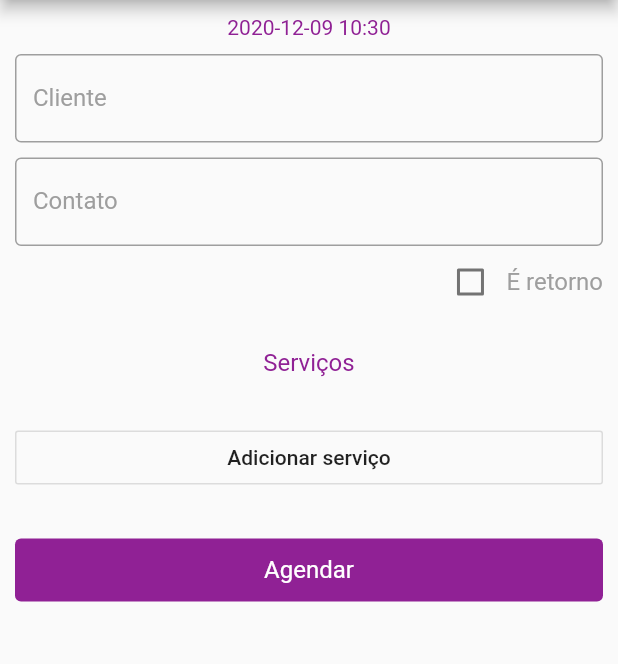
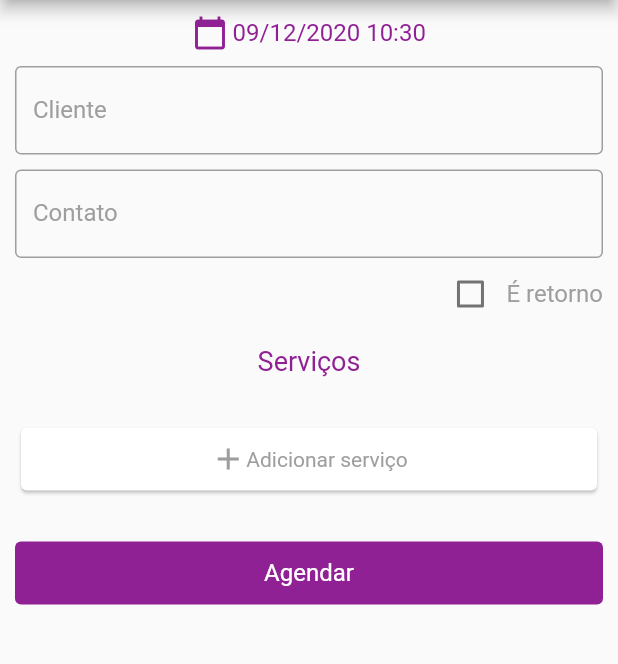
Before and after one commit to ranielison/agendamentos, a Flutter app: the CriarAgendamentoView screen opened directly with empty values, on a phone screen of 412 x 824 dp, the part 84-748 px from its top. Run offline on Flutter 3.47's test engine with Material 2 defaults, Android fonts, the phone set to English and light mode, and no system bars; our stand-ins replace get, hive, mask_text_input_formatter, table_calendar; accounts and stored records are empty; generated files the repository leaves out were written again.

Commit message:
feat: melhorando tela de criar agendamento

```diff
--- a/lib/app/modules/criar_agendamento/controllers/criar_agendamento_controller.dart
+++ b/lib/app/modules/criar_agendamento/controllers/criar_agendamento_controller.dart
@@ -63,6 +63,10 @@ class CriarAgendamentoController extends GetxController {
     //_servicosSelecionados.add(_servicoSelecetd.value);
   }
 
+  removeServico(Servico servico) {
+    _servicosSelecionados.remove(servico);
+  }
+
   criarAgendamento() {
     if (_servicosSelecionados.isEmpty) {
       //Exibir mensagem avisando para adicionar serviços
--- a/lib/app/modules/criar_agendamento/views/criar_agendamento_view.dart
+++ b/lib/app/modules/criar_agendamento/views/criar_agendamento_view.dart
@@ -1,4 +1,3 @@
-import 'package:agendamentos/app/data/models/servico.dart';
 import 'package:agendamentos/app/global/widgets/geral_button.dart';
 import 'package:agendamentos/app/modules/criar_agendamento/widgets/dialog_servicos.dart';
 import 'package:agendamentos/app/modules/criar_agendamento/widgets/item_servico.dart';
@@ -6,9 +5,15 @@ import 'package:agendamentos/app/utils/constants.dart';
 import 'package:flutter/material.dart';
 import 'package:get/get.dart';
 import 'package:agendamentos/app/modules/criar_agendamento/controllers/criar_agendamento_controller.dart';
+import 'package:mask_text_input_formatter/mask_text_input_formatter.dart';
 
 class CriarAgendamentoView extends GetView<CriarAgendamentoController> {
   final _formKey = GlobalKey<FormState>();
+
+  final maskPhoneFormatter = new MaskTextInputFormatter(
+    mask: '(##) #####-####',
+    filter: {"#": RegExp(r'[0-9]')},
+  );
 
   @override
   Widget build(BuildContext context) {
@@ -17,17 +22,26 @@ class CriarAgendamentoView extends GetView<CriarAgendamentoController> {
         title: Text('Novo agendamento'),
         centerTitle: true,
       ),
-      body: Padding(
+      body: SingleChildScrollView(
+        child: Padding(
           padding: const EdgeInsets.all(10),
           child: Column(
             crossAxisAlignment: CrossAxisAlignment.stretch,
             children: [
+              Row(
+                mainAxisAlignment: MainAxisAlignment.center,
+                children: [
+                  Icon(Icons.calendar_today, color: Get.theme.primaryColor),
+                  SizedBox(width: 3),
                   Text(
                     Constants.dhformat.format(controller.dataAgendamento),
-              textAlign: TextAlign.center,
+                    textAlign: TextAlign.start,
                     style: TextStyle(
-                color: Constants.primary,
+                      color: Get.theme.primaryColor,
+                      fontSize: 16,
                     ),
+                  ),
+                ],
               ),
               Form(
                 key: _formKey,
@@ -42,6 +56,7 @@ class CriarAgendamentoView extends GetView<CriarAgendamentoController> {
                           if (value.isEmpty) return '* Obrigatório';
                           return null;
                         },
+                        textCapitalization: TextCapitalization.words,
                         decoration: InputDecoration(
                           labelText: 'Cliente',
                           labelStyle: TextStyle(
@@ -79,6 +94,7 @@ class CriarAgendamentoView extends GetView<CriarAgendamentoController> {
                           if (value.isEmpty) return '* Obrigatório';
                           return null;
                         },
+                        inputFormatters: [maskPhoneFormatter],
                         decoration: InputDecoration(
                           labelText: 'Contato',
                           labelStyle: TextStyle(
@@ -116,6 +132,7 @@ class CriarAgendamentoView extends GetView<CriarAgendamentoController> {
                     () => Checkbox(
                       value: controller.isRetorno,
                       onChanged: controller.toogleCheckboxRetorno,
+                      activeColor: Get.theme.primaryColor,
                     ),
                   ),
                   Text(
@@ -128,13 +145,13 @@ class CriarAgendamentoView extends GetView<CriarAgendamentoController> {
                 ],
               ),
               Padding(
-              padding: const EdgeInsets.only(top: 20, bottom: 30),
+                padding: const EdgeInsets.only(top: 10, bottom: 30),
                 child: Text(
                   'Serviços',
                   textAlign: TextAlign.center,
                   style: TextStyle(
                     color: Get.theme.primaryColor,
-                  fontSize: 16,
+                    fontSize: 18,
                   ),
                 ),
               ),
@@ -149,49 +166,26 @@ class CriarAgendamentoView extends GetView<CriarAgendamentoController> {
                       .toList(),
                 ),
               ),
-            OutlineButton(
-              onPressed: () {
-                Get.dialog(DialogServicos());
-              },
-              child: Text('Adicionar serviço'),
-            ),
-            /*Row(
-              crossAxisAlignment: CrossAxisAlignment.center,
-              children: [
-                Flexible(
-                  flex: 4,
-                  child: DropdownButtonFormField<Servico>(
-                    hint: Text('Insurance Category'),
-                    items: controller.servicos.map((item) {
-                      return new DropdownMenuItem<Servico>(
-                        child: new Text(item.description),
-                        value: item,
-                      );
-                    }).toList(),
-                    onChanged: controller.setServiceSelected,
-                    value: controller.servicoSelected,
-                  ),
-                ),
-                Flexible(
+              InkWell(
+                onTap: () => Get.dialog(DialogServicos()),
+                child: Card(
                     child: Container(
                   height: 42,
                   alignment: Alignment.center,
-                    padding: const EdgeInsets.symmetric(horizontal: 15),
-                    decoration: BoxDecoration(
-                      borderRadius: BorderRadius.circular(4),
-                      border: Border.all(
-                        width: 1,
+                  child: Row(
+                    mainAxisAlignment: MainAxisAlignment.center,
+                    children: [
+                      Icon(Icons.add, color: Colors.grey),
+                      Text(
+                        'Adicionar serviço',
+                        style: TextStyle(
                           color: Colors.grey,
                         ),
                       ),
-                    child: IconButton(
-                      icon: Icon(Icons.add),
-                      onPressed: controller.addServico,
+                    ],
                   ),
+                )),
               ),
-                )
-              ],
-            ),*/
               Padding(
                 padding: const EdgeInsets.only(top: 30),
                 child: GeralButton(
@@ -206,6 +200,7 @@ class CriarAgendamentoView extends GetView<CriarAgendamentoController> {
             ],
           ),
         ),
+      ),
     );
   }
 }
--- a/lib/app/utils/constants.dart
+++ b/lib/app/utils/constants.dart
@@ -7,8 +7,8 @@ class Constants {
   static const Color pink = Color(0xFFEA028E);
   static const Color primary = Color(0xFF902195);
 
-  static final dformat = DateFormat('yyyy-MM-dd');
-  static final dhformat = DateFormat('yyyy-MM-dd HH:mm');
+  static final dformat = DateFormat('dd/MM/yyyy');
+  static final dhformat = DateFormat('dd/MM/yyyy HH:mm');
   static final hformat = DateFormat.Hm();
 
   static const hiveAgendamentoAdapter = 0;
--- a/pubspec.yaml
+++ b/pubspec.yaml
@@ -19,6 +19,7 @@ dependencies:
   intl: ^0.16.1
   hive: ^1.4.4+1
   path_provider: ^1.6.24
+  mask_text_input_formatter: ^1.1.0
 
 dev_dependencies:
   flutter_test:
```
Also changed, not shown: lib/app/modules/criar_agendamento/widgets/dialog_servicos.dart (+14 -6 lines), lib/app/modules/criar_agendamento/widgets/item_servico.dart (+32 -20 lines), pubspec.lock. Lines whose indentation alone changed are shown as unchanged.
